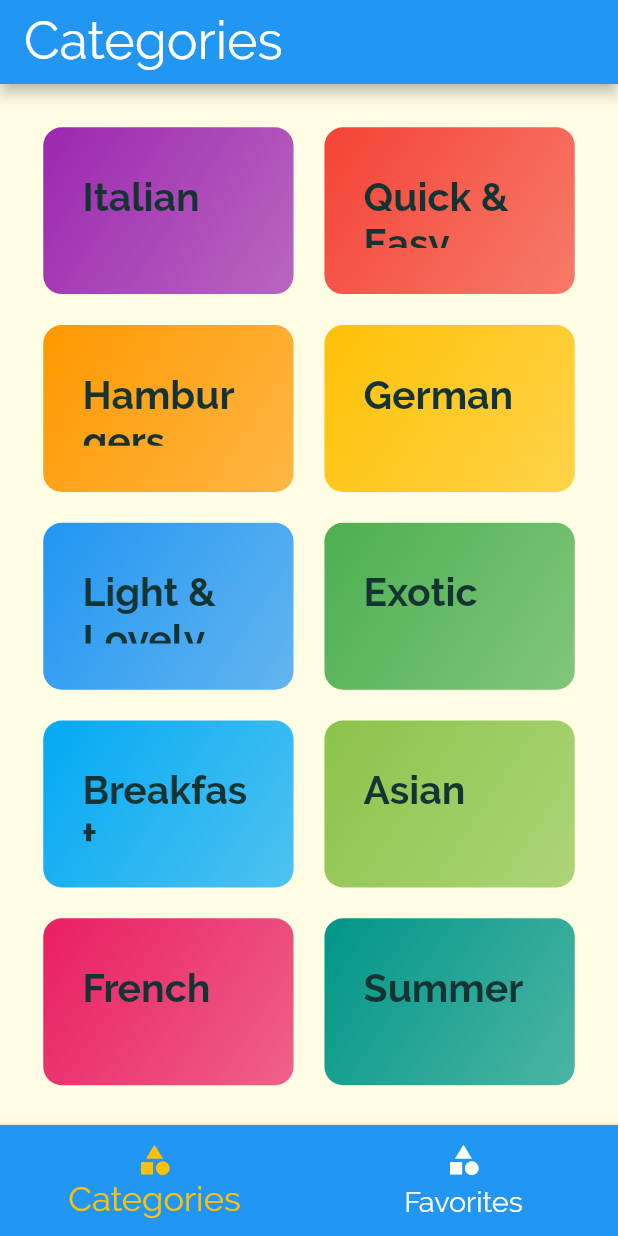
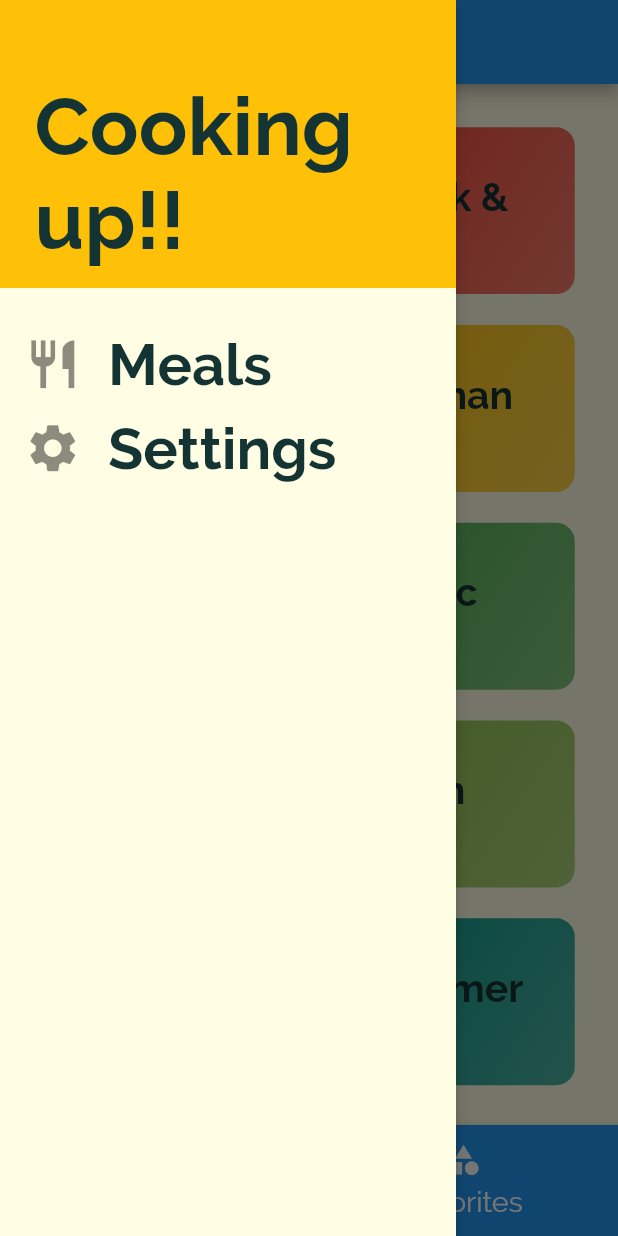
Before and after one commit to CodeGTDLearn/flutter-3-meal-4, a Flutter app: the screen it shows after launch, with the side drawer open (before the commit the screen has no drawer), on a phone screen of 412 x 824 dp. Run offline on Flutter 3.47's test engine with Material 2 defaults, Android fonts, the phone set to English and light mode, and no system bars.

Commit message:
drawer done + renaming screens folder to view done
Took 1 hour 15 minutes

```diff
--- a/lib/config/routes.dart
+++ b/lib/config/routes.dart
@@ -1,15 +1,16 @@
 import 'package:flutter/material.dart';
 
 import '../entity/meal.dart';
-import '../screens/category_meals.dart';
-import '../screens/meals_details.dart';
-import '../screens/tabs.dart';
+import '../views/category_meals.dart';
+import '../views/meals_details.dart';
+import '../views/tabs.dart';
 
 class Routes {
   //type here your routes
   static final String _tabs = "/";
   static final String _categoryMeals = "/category-meals";
   static final String _mealsDetails = "/meal-details";
+  static final String _filters = "/meal-filters";
 
   final List<Meal> _displayedMeals;
 
@@ -17,9 +18,10 @@ class Routes {
 
   Map<String, WidgetBuilder> toScreens() {
     return {
-      _tabs: (context) => ScreenTabs(),
-      _categoryMeals: (context) => ScreenCategoryMeals(this._displayedMeals),
-      _mealsDetails: (context) => MealsDetails(),
+      _tabs: (context) => ViewTabs(),
+      _categoryMeals: (context) => ViewCategoryMeals(this._displayedMeals),
+      _mealsDetails: (context) => ViewMealsDetails(),
+      _filters: (context) => ViewMealsDetails(),
     };
   }
 
@@ -28,4 +30,6 @@ class Routes {
   static String get toScreenCategoryMeals => _categoryMeals;
 
   static String get toScreenMealsDetails => _mealsDetails;
+
+  static String get toScreenFilters => _filters;
 }
--- a/lib/config/tabs.dart
+++ b/lib/config/tabs.dart
@@ -1,6 +1,6 @@
 import '../config/titles_icons.dart';
-import '../screens/category_menu.dart';
-import '../screens/favorites.dart';
+import '../views/category_menu.dart';
+import '../views/favorites.dart';
 
 class TabPages {
   static Map<String, Object> titles = TitlesAndIcons().tabs;
--- a/lib/config/titles_icons.dart
+++ b/lib/config/titles_icons.dart
@@ -9,6 +9,7 @@ class TitlesAndIcons {
   };
 
   final Map<String, Object> _drawers = {
+    'title': "Cooking up!!",
     'mealsTitle': "Meals",
     'mealsIcon': Icons.restaurant,
     'settingsTitle': "Settings",
--- a/lib/data/favoriteMeals.dart
+++ b/lib/data/favoriteMeals.dart
@@ -1,3 +1,3 @@
 import '../entity/meal.dart';
 
-List<Meal> DB_FAV_MEALS = [];
+List<Meal> db_fav_meals = [];
--- a/lib/screens/favorites.dart
+++ b/lib/views/favorites.dart
@@ -6,7 +6,7 @@ import '../entity/meal.dart';
 import '../widget/list_meals.dart';
 
 class ScreenFavorites extends StatelessWidget {
-  final List<Meal> _favoriteMeals = DB_FAV_MEALS;
+  final List<Meal> _favoriteMeals = db_fav_meals;
 
   @override
   Widget build(BuildContext context) {
--- a/lib/screens/tabs.dart
+++ b/lib/views/tabs.dart
@@ -1,15 +1,16 @@
 import 'package:flutter/material.dart';
+import 'package:meal_4/widget/drawer.dart';
 
 import '../config/specs.dart';
 import '../config/tabs.dart';
 import '../config/titles_icons.dart';
 
-class ScreenTabs extends StatefulWidget {
+class ViewTabs extends StatefulWidget {
   @override
-  _ScreenTabsState createState() => _ScreenTabsState();
+  _ViewTabsState createState() => _ViewTabsState();
 }
 
-class _ScreenTabsState extends State<ScreenTabs> {
+class _ViewTabsState extends State<ViewTabs> {
   final Map<String, Object> titlesIcons = TitlesAndIcons().tabs;
   List<Map<String, Object>> _tabPages;
   int _tabIndex = 0;
@@ -31,11 +32,12 @@ class _ScreenTabsState extends State<ScreenTabs> {
     final Specs dim = Specs(context);
     return Scaffold(
       appBar: AppBar(
-          title: Text(
-        _tabPages[_tabIndex]['title'],
-        style: TextStyle(fontSize: dim.height(4.5)),
-      )),
-      drawer: null,
+          title: Text(_tabPages[_tabIndex]['title'],
+              style: TextStyle(fontSize: dim.height(4.5)))),
+
+      drawer: Drawwer(),
+
+      //direciona para page, conforme o _tabIndex
       body: _tabPages[_tabIndex]['page'],
 
       //BottonNavigatorTab
--- /dev/null
+++ b/lib/widget/drawer.dart
@@ -0,0 +1,42 @@
+import 'package:flutter/material.dart';
+import 'package:meal_4/config/routes.dart';
+import 'package:meal_4/config/specs.dart';
+import 'package:meal_4/config/titles_icons.dart';
+
+class Drawwer extends StatelessWidget {
+  final Map<String, Object> _titlesIcons = TitlesAndIcons().drawer;
+  Specs _dim;
+
+  @override
+  Widget build(BuildContext context) {
+    _dim = Specs(context);
+
+    ListTile _listTile(String title, IconData icon, String route) {
+      return ListTile(
+          leading: Icon(icon, size: _dim.height(5)),
+          title: Text(title,
+              style: TextStyle(
+                  fontSize: _dim.height(5), fontWeight: FontWeight.bold)),
+          onTap: () => Navigator.of(context).pushReplacementNamed(route));
+    }
+
+    return Drawer(
+        elevation: 4,
+        child: Column(children: [
+          Container(
+            child: Text(_titlesIcons['title'],
+                style: TextStyle(
+                    fontSize: _dim.height(7), fontWeight: FontWeight.bold)),
+            height: _dim.height(25),
+            padding: EdgeInsets.only(left: _dim.height(3), top: _dim.height(5)),
+            alignment: Alignment.centerLeft,
+            color: Theme.of(context).accentColor,
+          ),
+          SizedBox(height: _dim.height(3)),
+          _listTile(_titlesIcons['mealsTitle'], _titlesIcons['mealsIcon'],
+              Routes.toScreenTabs),
+          _listTile(_titlesIcons['settingsTitle'], _titlesIcons['settingsIcon'],
+              Routes.toScreenFilters)
+        ]));
+  }
+}
```
Also changed, not shown: lib/views/category_meals.dart (renamed from lib/screens/category_meals.dart, +4 -4 lines), lib/views/filters.dart (added, +13 -0 lines), lib/views/meals_details.dart (renamed from lib/screens/meals_details.dart, +4 -4 lines), lib/views/category_menu.dart (renamed from lib/screens/category_menu.dart).
